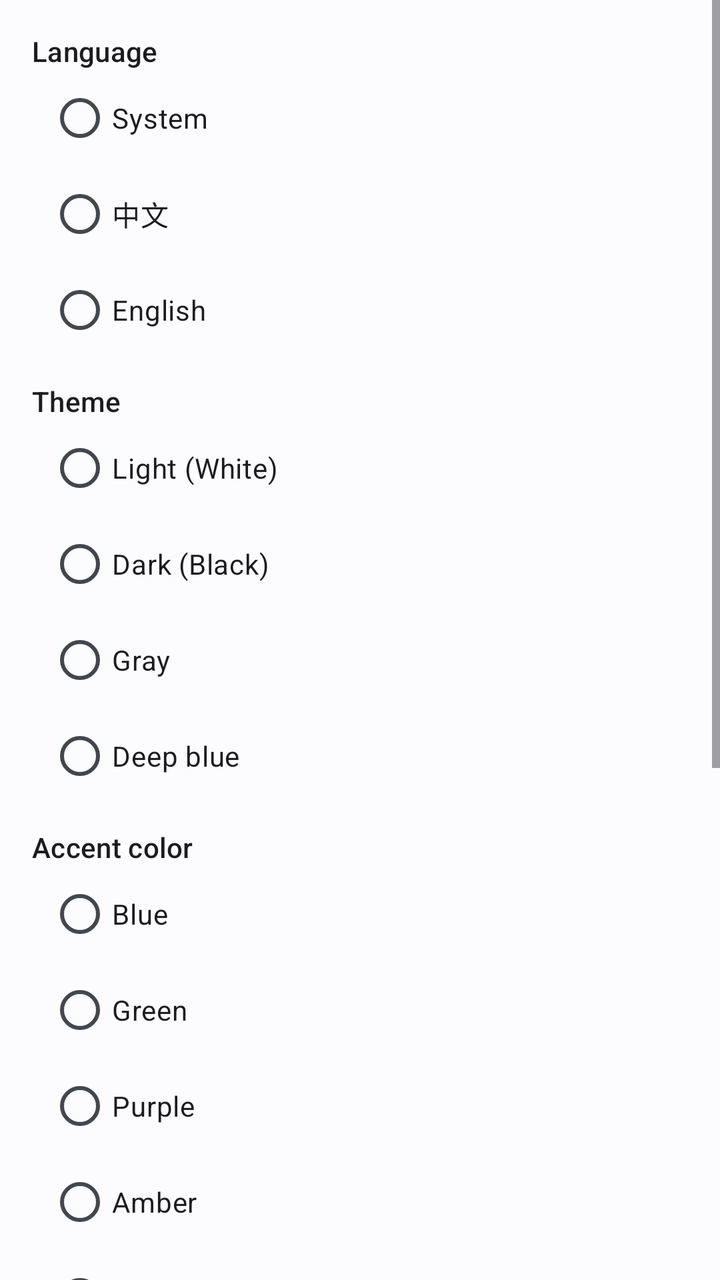
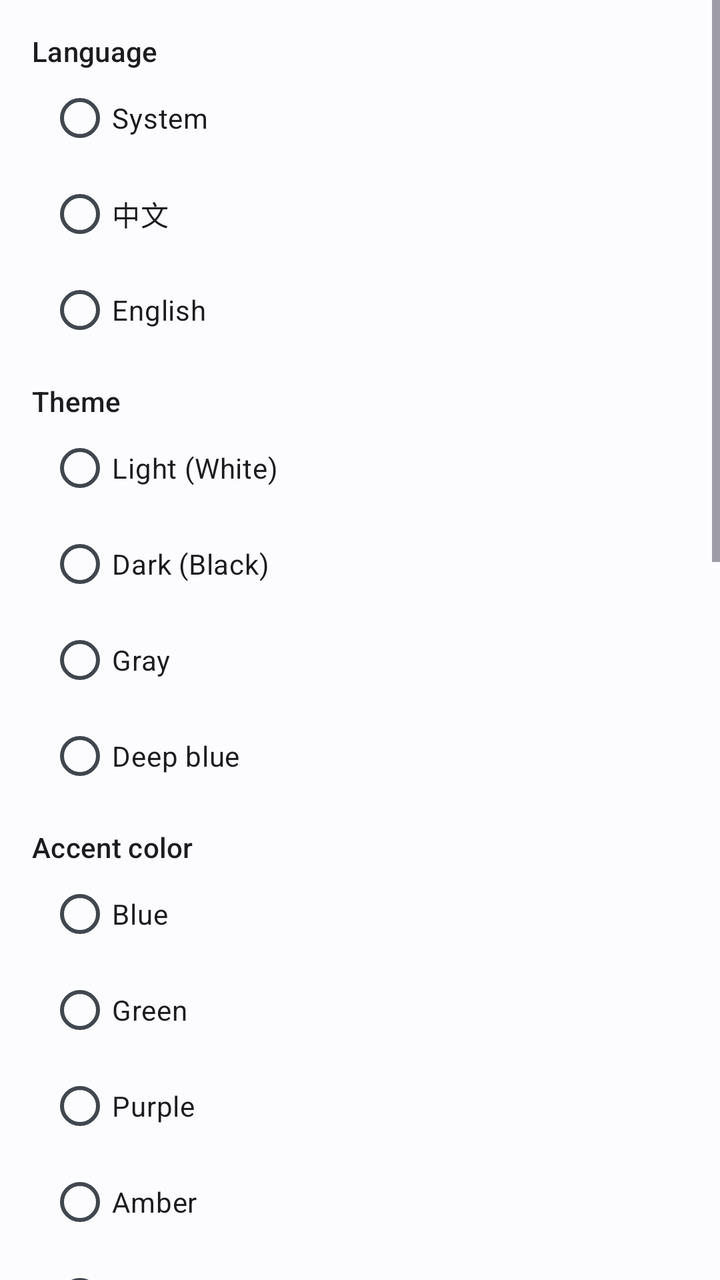

Screens rendered from an Android XML layout before and after an edit, with the pre-edit source and the edit as a unified diff.
<!-- AndroidManifest.xml: application theme Theme.BlueLight -->
<!-- res/layout/dialog_settings.xml -->
<?xml version="1.0" encoding="utf-8"?>
<ScrollView xmlns:android="http://schemas.android.com/apk/res/android"
    android:layout_width="match_parent"
    android:layout_height="wrap_content">

    <LinearLayout
        android:layout_width="match_parent"
        android:layout_height="wrap_content"
        android:orientation="vertical"
        android:padding="16dp">

        <TextView
            style="@style/TextAppearance.Material3.TitleSmall"
            android:layout_width="match_parent"
            android:layout_height="wrap_content"
            android:text="@string/settings_language" />

        <RadioGroup
            android:id="@+id/rg_lang"
            android:layout_width="match_parent"
            android:layout_height="wrap_content"
            android:paddingStart="8dp">

            <RadioButton
                android:id="@+id/rb_lang_sys"
                android:layout_width="match_parent"
                android:layout_height="wrap_content"
                android:text="@string/lang_system" />

            <RadioButton
                android:id="@+id/rb_lang_zh"
                android:layout_width="match_parent"
                android:layout_height="wrap_content"
                android:text="@string/lang_zh" />

            <RadioButton
                android:id="@+id/rb_lang_en"
                android:layout_width="match_parent"
                android:layout_height="wrap_content"
                android:text="@string/lang_en" />
        </RadioGroup>

        <TextView
            style="@style/TextAppearance.Material3.TitleSmall"
            android:layout_width="match_parent"
            android:layout_height="wrap_content"
            android:layout_marginTop="12dp"
            android:text="@string/settings_theme" />

        <RadioGroup
            android:id="@+id/rg_theme"
            android:layout_width="match_parent"
            android:layout_height="wrap_content"
            android:paddingStart="8dp">

            <RadioButton
                android:id="@+id/rb_theme_light"
                android:layout_width="match_parent"
                android:layout_height="wrap_content"
                android:text="@string/theme_light" />

            <RadioButton
                android:id="@+id/rb_theme_dark"
                android:layout_width="match_parent"
                android:layout_height="wrap_content"
                android:text="@string/theme_dark" />

            <RadioButton
                android:id="@+id/rb_theme_gray"
                android:layout_width="match_parent"
                android:layout_height="wrap_content"
                android:text="@string/theme_gray" />

            <RadioButton
                android:id="@+id/rb_theme_deepblue"
                android:layout_width="match_parent"
                android:layout_height="wrap_content"
                android:text="@string/theme_deepblue" />
        </RadioGroup>

        <TextView
            style="@style/TextAppearance.Material3.TitleSmall"
            android:layout_width="match_parent"
            android:layout_height="wrap_content"
            android:layout_marginTop="12dp"
            android:text="@string/settings_accent" />

        <RadioGroup
            android:id="@+id/rg_accent"
            android:layout_width="match_parent"
            android:layout_height="wrap_content"
            android:paddingStart="8dp">

            <RadioButton
                android:id="@+id/rb_accent_blue"
                android:layout_width="match_parent"
                android:layout_height="wrap_content"
                android:text="@string/accent_blue" />

            <RadioButton
                android:id="@+id/rb_accent_green"
                android:layout_width="match_parent"
                android:layout_height="wrap_content"
                android:text="@string/accent_green" />

            <RadioButton
                android:id="@+id/rb_accent_purple"
                android:layout_width="match_parent"
                android:layout_height="wrap_content"
                android:text="@string/accent_purple" />

            <RadioButton
                android:id="@+id/rb_accent_amber"
                android:layout_width="match_parent"
                android:layout_height="wrap_content"
                android:text="@string/accent_amber" />

            <RadioButton
                android:id="@+id/rb_accent_teal"
                android:layout_width="match_parent"
                android:layout_height="wrap_content"
                android:text="@string/accent_teal" />

        </RadioGroup>

        <TextView
            style="@style/TextAppearance.Material3.TitleSmall"
            android:layout_width="match_parent"
            android:layout_height="wrap_content"
            android:layout_marginTop="16dp"
            android:text="@string/settings_console_title" />

        <com.google.android.material.checkbox.MaterialCheckBox
            android:id="@+id/check_pty_console"
            android:layout_width="match_parent"
            android:layout_height="wrap_content"
            android:paddingStart="8dp"
            android:text="@string/settings_pty_console" />

        <TextView
            style="@style/TextAppearance.Material3.BodySmall"
            android:layout_width="match_parent"
            android:layout_height="wrap_content"
            android:paddingStart="8dp"
            android:paddingEnd="8dp"
            android:text="@string/settings_pty_console_hint" />

        <com.google.android.material.checkbox.MaterialCheckBox
            android:id="@+id/check_console_autoscroll"
            android:layout_width="match_parent"
            android:layout_height="wrap_content"
            android:layout_marginTop="8dp"
            android:paddingStart="8dp"
            android:text="@string/settings_console_autoscroll" />

        <TextView
            style="@style/TextAppearance.Material3.BodySmall"
            android:layout_width="match_parent"
            android:layout_height="wrap_content"
            android:paddingStart="8dp"
            android:paddingEnd="8dp"
            android:text="@string/settings_console_autoscroll_hint" />


        <TextView
            style="@style/TextAppearance.Material3.TitleSmall"
            android:layout_width="match_parent"
            android:layout_height="wrap_content"
            android:layout_marginTop="16dp"
            android:text="@string/bg_change" />

        <LinearLayout
            android:layout_width="match_parent"
            android:layout_height="wrap_content"
            android:layout_marginTop="8dp"
            android:orientation="horizontal">

            <com.google.android.material.button.MaterialButton
                android:id="@+id/button_change_bg"
                style="@style/Widget.Material3.Button.TonalButton"
                android:layout_width="0dp"
                android:layout_height="wrap_content"
                android:layout_weight="1"
                android:text="@string/bg_change" />

            <com.google.android.material.button.MaterialButton
                android:id="@+id/button_reset_bg"
                style="@style/Widget.Material3.Button.OutlinedButton"
                android:layout_width="0dp"
                android:layout_height="wrap_content"
                android:layout_marginStart="8dp"
                android:layout_weight="1"
                android:text="@string/bg_reset" />
        </LinearLayout>

        <com.google.android.material.button.MaterialButton
            android:id="@+id/button_grant_storage"
            style="@style/Widget.Material3.Button.OutlinedButton"
            android:layout_width="match_parent"
            android:layout_height="wrap_content"
            android:layout_marginTop="12dp"
            android:text="@string/storage_grant_button" />
    </LinearLayout>
</ScrollView>
<!-- resources referenced by this layout -->
<resources>
  <string name="accent_amber">Amber</string>
  <string name="accent_blue">Blue</string>
  <string name="accent_green">Green</string>
  <string name="accent_purple">Purple</string>
  <string name="accent_teal">Teal</string>
  <string name="bg_change">Change background</string>
  <string name="bg_reset">Reset to default</string>
  <string name="lang_en">English</string>
  <string name="lang_system">System</string>
  <string name="lang_zh">中文</string>
  <string name="settings_accent">Accent color</string>
  <string name="settings_console_autoscroll">Scroll to the newest line</string>
  <string name="settings_console_autoscroll_hint">When on, new console output jumps to the latest line. Turn it off to keep the log exactly where you left it.</string>
  <string name="settings_console_title">Console</string>
  <string name="settings_language">Language</string>
  <string name="settings_pty_console">PTY console mode</string>
  <string name="settings_pty_console_hint">Runs the server through a pseudo-terminal so typed commands actually reach it. Turn this off to launch it the plain way instead.</string>
  <string name="settings_theme">Theme</string>
  <string name="storage_grant_button">Grant storage access</string>
  <string name="theme_dark">Dark (Black)</string>
  <string name="theme_deepblue">Deep blue</string>
  <string name="theme_gray">Gray</string>
  <string name="theme_light">Light (White)</string>
  <color name="primary">#2862C9</color>
  <color name="on_primary">#FFFFFF</color>
  <color name="primary_container">#C7DBFF</color>
  <color name="on_primary_container">#001B3C</color>
  <color name="secondary">#4A6572</color>
  <color name="on_secondary">#FFFFFF</color>
  <color name="secondary_container">#CDE4EC</color>
  <color name="on_secondary_container">#051F27</color>
  <color name="tertiary">#5B5B92</color>
  <color name="on_tertiary">#FFFFFF</color>
  <color name="tertiary_container">#E1DEFF</color>
  <color name="on_tertiary_container">#171734</color>
  <color name="background">#FCFCFF</color>
  <color name="surface">#FCFCFF</color>
  <color name="on_surface">#1A1C1E</color>
  <color name="surface_variant">#DEE3EA</color>
  <color name="on_surface_variant">#41474E</color>
  <color name="error">#BA1A1A</color>
  <color name="on_error">#FFFFFF</color>
  <color name="outline">#71787F</color>
  <!-- unchanged entries left out for length: 1 -->
</resources>

<!-- the commit's change to res/layout/dialog_settings.xml (unified diff, before → after) -->
@@ -128,6 +128,38 @@
             android:layout_width="match_parent"
             android:layout_height="wrap_content"
             android:layout_marginTop="16dp"
+            android:text="@string/settings_orientation" />
+
+        <RadioGroup
+            android:id="@+id/rg_orientation"
+            android:layout_width="match_parent"
+            android:layout_height="wrap_content"
+            android:paddingStart="8dp">
+
+            <RadioButton
+                android:id="@+id/rb_orient_auto"
+                android:layout_width="match_parent"
+                android:layout_height="wrap_content"
+                android:text="@string/orientation_auto" />
+
+            <RadioButton
+                android:id="@+id/rb_orient_portrait"
+                android:layout_width="match_parent"
+                android:layout_height="wrap_content"
+                android:text="@string/orientation_portrait" />
+
+            <RadioButton
+                android:id="@+id/rb_orient_landscape"
+                android:layout_width="match_parent"
+                android:layout_height="wrap_content"
+                android:text="@string/orientation_landscape" />
+        </RadioGroup>
+
+        <TextView
+            style="@style/TextAppearance.Material3.TitleSmall"
+            android:layout_width="match_parent"
+            android:layout_height="wrap_content"
+            android:layout_marginTop="16dp"
             android:text="@string/settings_console_title" />
 
         <com.google.android.material.checkbox.MaterialCheckBox
@@ -160,6 +192,45 @@
             android:paddingStart="8dp"
             android:paddingEnd="8dp"
             android:text="@string/settings_console_autoscroll_hint" />
+
+        <TextView
+            style="@style/TextAppearance.Material3.TitleSmall"
+            android:layout_width="match_parent"
+            android:layout_height="wrap_content"
+            android:layout_marginTop="16dp"
+            android:text="@string/settings_features_title" />
+
+        <com.google.android.material.checkbox.MaterialCheckBox
+            android:id="@+id/check_file_manager"
+            android:layout_width="match_parent"
+            android:layout_height="wrap_content"
+            android:layout_marginTop="8dp"
+            android:paddingStart="8dp"
+            android:text="@string/settings_file_manager" />
+
+        <TextView
+            style="@style/TextAppearance.Material3.BodySmall"
+            android:layout_width="match_parent"
+            android:layout_height="wrap_content"
+            android:paddingStart="8dp"
+            android:paddingEnd="8dp"
+            android:text="@string/settings_file_manager_hint" />
+
+        <com.google.android.material.checkbox.MaterialCheckBox
+            android:id="@+id/check_sysinfo"
+            android:layout_width="match_parent"
+            android:layout_height="wrap_content"
+            android:layout_marginTop="8dp"
+            android:paddingStart="8dp"
+            android:text="@string/settings_sysinfo" />
+
+        <TextView
+            style="@style/TextAppearance.Material3.BodySmall"
+            android:layout_width="match_parent"
+            android:layout_height="wrap_content"
+            android:paddingStart="8dp"
+            android:paddingEnd="8dp"
+            android:text="@string/settings_sysinfo_hint" />
 
 
         <TextView
<!-- resource entries referenced after the edit -->
@@ -10,13 +10,22 @@
   <string name="lang_en">English</string>
   <string name="lang_system">System</string>
   <string name="lang_zh">中文</string>
+  <string name="orientation_auto">Follow system</string>
+  <string name="orientation_landscape">Landscape</string>
+  <string name="orientation_portrait">Portrait</string>
   <string name="settings_accent">Accent color</string>
   <string name="settings_console_autoscroll">Scroll to the newest line</string>
   <string name="settings_console_autoscroll_hint">When on, new console output jumps to the latest line. Turn it off to keep the log exactly where you left it.</string>
   <string name="settings_console_title">Console</string>
+  <string name="settings_features_title">Features</string>
+  <string name="settings_file_manager">Built-in file manager</string>
+  <string name="settings_file_manager_hint">Browse and manage the server folder (/storage/emulated/0/PocketMine) from inside the app.</string>
   <string name="settings_language">Language</string>
+  <string name="settings_orientation">Screen orientation</string>
   <string name="settings_pty_console">PTY console mode</string>
   <string name="settings_pty_console_hint">Runs the server through a pseudo-terminal so typed commands actually reach it. Turn this off to launch it the plain way instead.</string>
+  <string name="settings_sysinfo">CPU / memory info on console</string>
+  <string name="settings_sysinfo_hint">Shows live CPU usage and memory on the console (log) screen.</string>
   <string name="settings_theme">Theme</string>
   <string name="storage_grant_button">Grant storage access</string>
   <string name="theme_dark">Dark (Black)</string>
